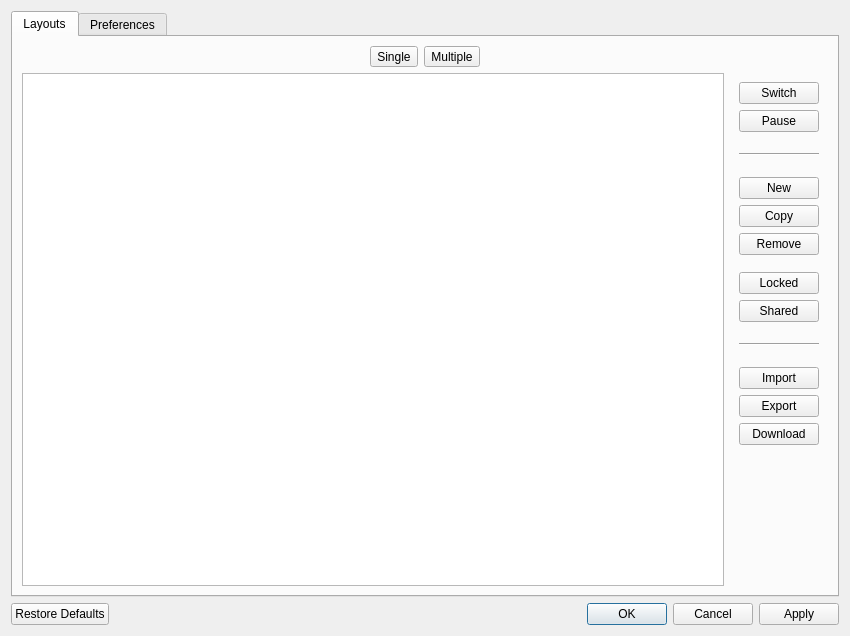
KDE/latte-dock, file app/settings/settingsdialog.ui: the form before one commit.
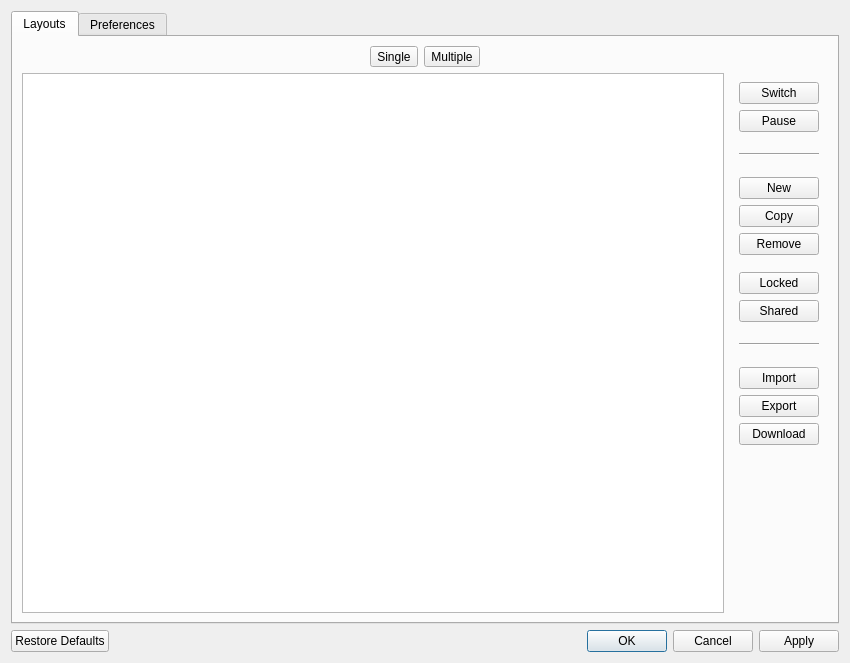
The form after the commit. Icons and pictures are not drawn.

Commit message: update Shared button state

```diff
--- a/app/settings/settingsdialog.ui
+++ b/app/settings/settingsdialog.ui
@@ -7,7 +7,7 @@
     <x>0</x>
     <y>0</y>
     <width>850</width>
-    <height>636</height>
+    <height>663</height>
    </rect>
   </property>
   <property name="windowTitle">
```
Left out of the diff: 8 changed lines with no effect on the pictures. The commit also changes 1 other file.
